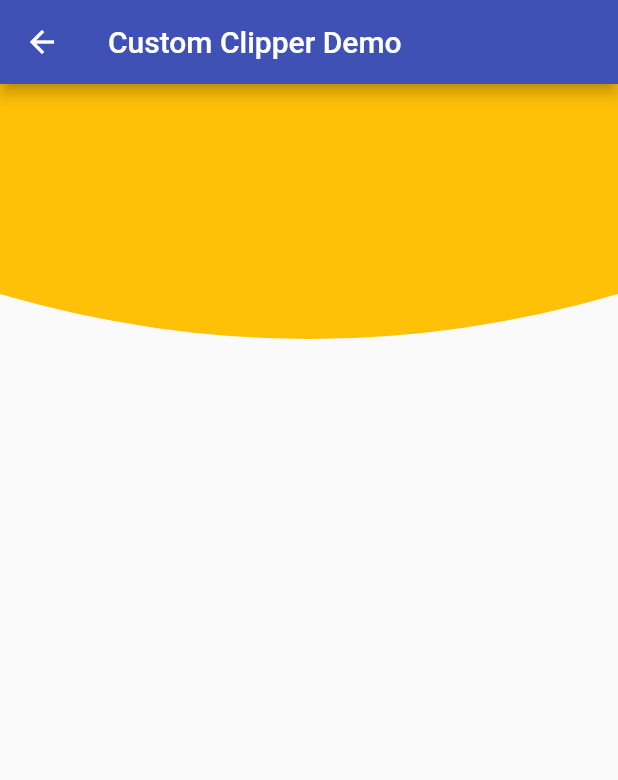
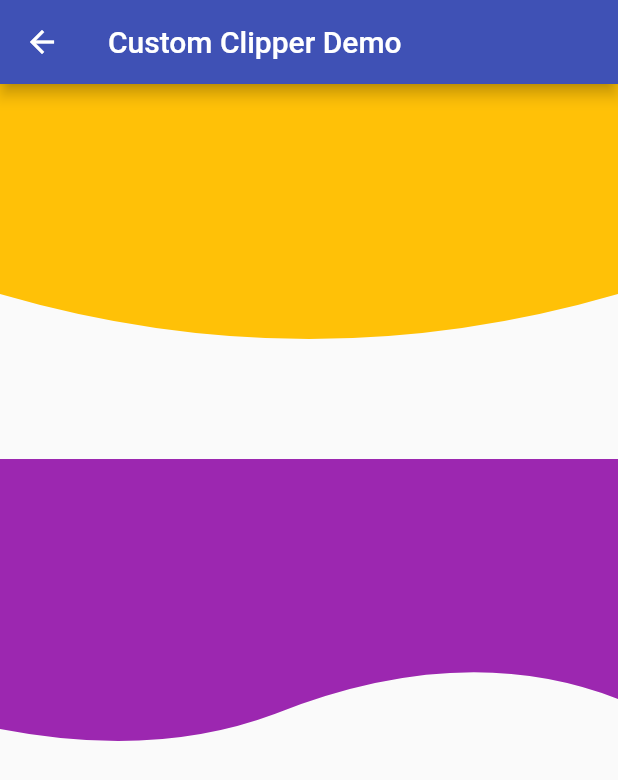
Before and after one commit to jaceechan/hello_flutter, a Flutter app: the CustomClipperDemo screen opened directly, on a phone screen of 412 x 824 dp. Shown: the top 780 px of the screen. Run offline on Flutter 3.47's test engine with Material 2 defaults, Android fonts, the phone set to English and light mode, and no system bars.

Commit message:
feat: 贝塞尔曲线切割进阶

```diff
--- a/lib/pages/custom_clipper.dart
+++ b/lib/pages/custom_clipper.dart
@@ -12,16 +12,22 @@ class CustomClipperDemo extends StatelessWidget {
       body: Column(
         children: <Widget>[
           ClipPath(
-            clipper: BottomClipper(),
+            clipper: TopClipper(),
             child: Container(color: Colors.amber, height: 200.0),
-          )
+          ),
+          Padding(
+              padding: const EdgeInsets.only(top: 50.0),
+              child: ClipPath(
+                clipper: BottomClipper(),
+                child: Container(color: Colors.purple, height: 200.0),
+              ))
         ],
       ),
     );
   }
 }
 
-class BottomClipper extends CustomClipper<Path> {
+class TopClipper extends CustomClipper<Path> {
   @override
   Path getClip(Size size) {
     var path = Path();
@@ -44,3 +50,33 @@ class BottomClipper extends CustomClipper<Path> {
     return false;
   }
 }
+
+class BottomClipper extends CustomClipper<Path> {
+  @override
+  Path getClip(Size size) {
+    var path = Path();
+    path.lineTo(0, 0);
+    path.lineTo(0, size.height - 20);
+
+    var fisrtControlPoint = Offset(size.width / 4, size.height);
+    var fisrtEndPoint = Offset(size.width / 2.25, size.height - 30);
+
+    path.quadraticBezierTo(fisrtControlPoint.dx, fisrtControlPoint.dy,
+        fisrtEndPoint.dx, fisrtEndPoint.dy);
+
+    var secondControlPoint = Offset(size.width * 0.75, size.height - 80);
+    var secondEndPoint = Offset(size.width, size.height - 40);
+
+    path.quadraticBezierTo(secondControlPoint.dx, secondControlPoint.dy,
+        secondEndPoint.dx, secondEndPoint.dy);
+
+    path.lineTo(size.width, size.height - 40);
+    path.lineTo(size.width, 0);
+    return path;
+  }
+
+  @override
+  bool shouldReclip(CustomClipper<Path> oldClipper) {
+    return false;
+  }
+}
```
